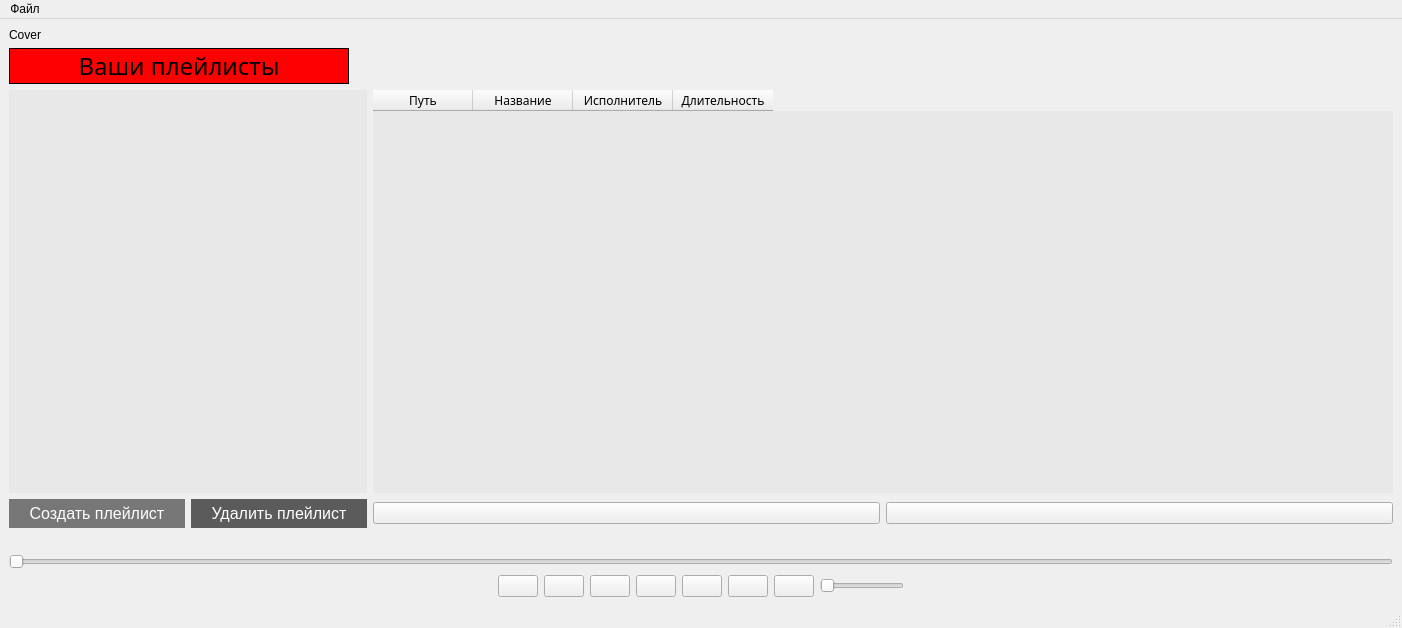
Old version of the form mainwindow.ui in the repository ArturBobotcko/Practice_Project.
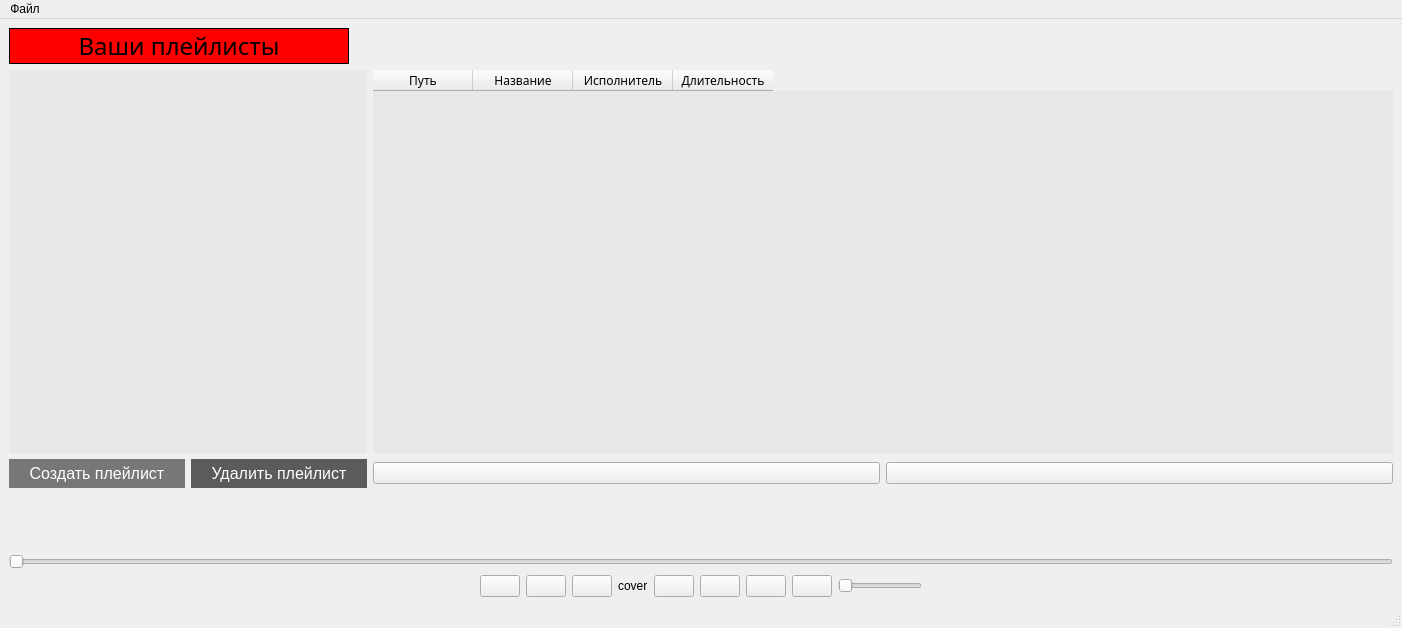
New version of the form. Icons and pictures are not drawn.

Commit message: add track cover in mainwindow

The edit to the form file:
```diff
--- a/mainwindow.ui
+++ b/mainwindow.ui
@@ -270,6 +270,20 @@
     </item>
     <item row="2" column="0">
      <layout class="QVBoxLayout" name="verticalLayout">
+      <item>
+       <widget class="QLabel" name="track_label">
+        <property name="text">
+         <string/>
+        </property>
+       </widget>
+      </item>
+      <item>
+       <widget class="QLabel" name="author_label">
+        <property name="text">
+         <string/>
+        </property>
+       </widget>
+      </item>
       <item>
        <widget class="QLabel" name="trackTimer">
         <property name="text">
@@ -410,6 +424,13 @@
           </property>
          </widget>
         </item>
+        <item>
+         <widget class="QLabel" name="cover">
+          <property name="text">
+           <string>cover</string>
+          </property>
+         </widget>
+        </item>
         <item>
          <widget class="QPushButton" name="playBtn">
           <property name="sizePolicy">
@@ -574,13 +595,6 @@
       </item>
      </layout>
     </item>
-    <item row="0" column="0">
-     <widget class="QLabel" name="cover">
-      <property name="text">
-       <string>Cover</string>
-      </property>
-     </widget>
-    </item>
    </layout>
   </widget>
   <widget class="QMenuBar" name="menubar">
```
The commit also changes 5 other files.
